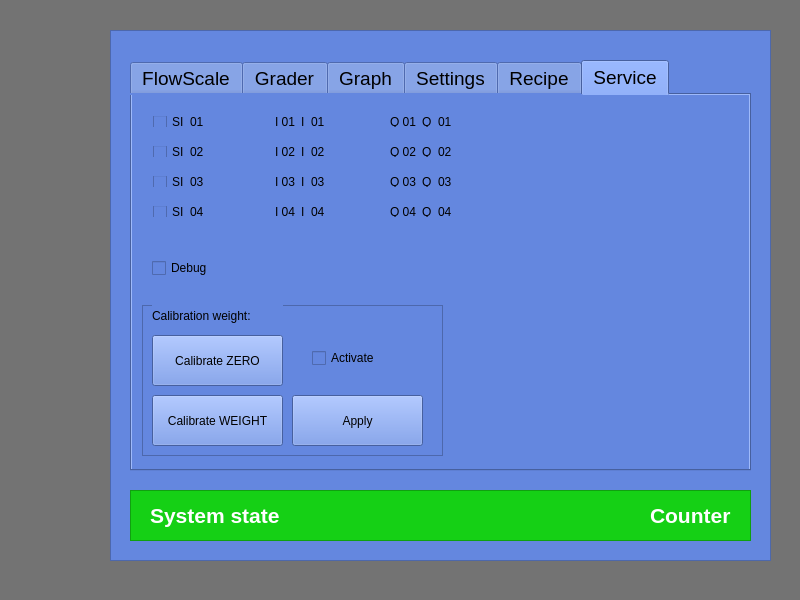
First picture: the form in flowscale/forms/mainwindow.ui, repository sigurgeirg/sandbox, before the edit.
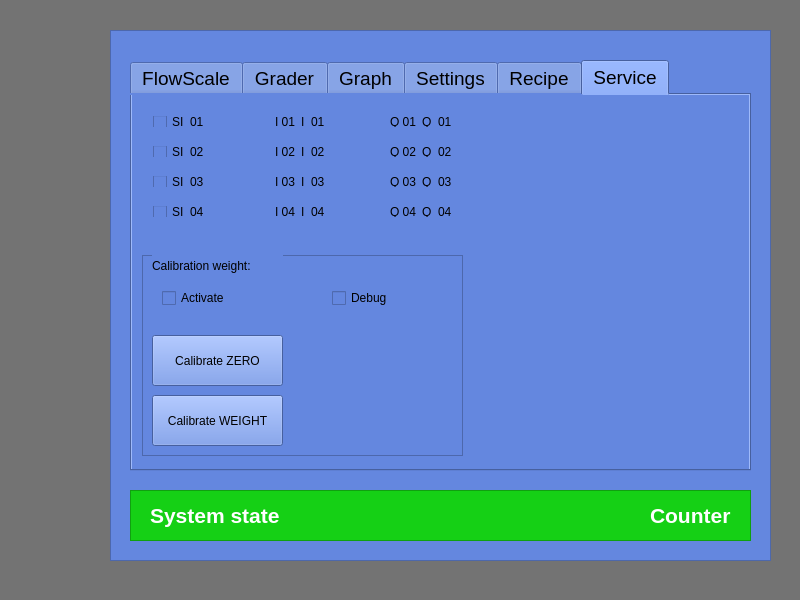
Second picture: the form after the edit. The open tabs and pages were chosen to show the change. Custom widgets are drawn as their Qt base class.

```diff
--- a/flowscale/forms/mainwindow.ui
+++ b/flowscale/forms/mainwindow.ui
@@ -170,7 +170,7 @@
       <enum>QTabWidget::Rounded</enum>
      </property>
      <property name="currentIndex">
-      <number>5</number>
+      <number>1</number>
      </property>
      <property name="iconSize">
       <size>
@@ -1607,7 +1607,7 @@
         <rect>
          <x>140</x>
          <y>20</y>
-         <width>91</width>
+         <width>111</width>
          <height>201</height>
         </rect>
        </property>
@@ -1625,7 +1625,7 @@
          <rect>
           <x>10</x>
           <y>20</y>
-          <width>71</width>
+          <width>81</width>
           <height>22</height>
          </rect>
         </property>
@@ -1644,7 +1644,7 @@
          <rect>
           <x>10</x>
           <y>50</y>
-          <width>71</width>
+          <width>81</width>
           <height>22</height>
          </rect>
         </property>
@@ -1663,7 +1663,7 @@
          <rect>
           <x>10</x>
           <y>80</y>
-          <width>71</width>
+          <width>81</width>
           <height>21</height>
          </rect>
         </property>
@@ -1682,7 +1682,7 @@
          <rect>
           <x>10</x>
           <y>110</y>
-          <width>71</width>
+          <width>81</width>
           <height>22</height>
          </rect>
         </property>
@@ -1701,7 +1701,7 @@
          <rect>
           <x>10</x>
           <y>140</y>
-          <width>71</width>
+          <width>81</width>
           <height>22</height>
          </rect>
         </property>
@@ -1720,7 +1720,7 @@
          <rect>
           <x>10</x>
           <y>170</y>
-          <width>71</width>
+          <width>81</width>
           <height>22</height>
          </rect>
         </property>
@@ -1751,9 +1751,9 @@
       <widget class="QFrame" name="FrameBufferWeight">
        <property name="geometry">
         <rect>
-         <x>230</x>
+         <x>250</x>
          <y>20</y>
-         <width>101</width>
+         <width>91</width>
          <height>201</height>
         </rect>
        </property>
@@ -1957,9 +1957,9 @@
       <widget class="QFrame" name="FrameBufferCount">
        <property name="geometry">
         <rect>
-         <x>330</x>
+         <x>340</x>
          <y>20</y>
-         <width>91</width>
+         <width>81</width>
          <height>201</height>
         </rect>
        </property>
@@ -3385,9 +3385,9 @@
        <property name="geometry">
         <rect>
          <x>10</x>
-         <y>210</y>
-         <width>301</width>
-         <height>151</height>
+         <y>160</y>
+         <width>321</width>
+         <height>201</height>
         </rect>
        </property>
        <property name="styleSheet">
@@ -3403,7 +3403,7 @@
         <property name="geometry">
          <rect>
           <x>10</x>
-          <y>30</y>
+          <y>80</y>
           <width>131</width>
           <height>51</height>
          </rect>
@@ -3422,7 +3422,7 @@
         <property name="geometry">
          <rect>
           <x>10</x>
-          <y>90</y>
+          <y>140</y>
           <width>131</width>
           <height>51</height>
          </rect>
@@ -3431,19 +3431,6 @@
          <string>Calibrate WEIGHT</string>
         </property>
        </widget>
-       <widget class="QPushButton" name="btnAPPLY">
-        <property name="geometry">
-         <rect>
-          <x>150</x>
-          <y>90</y>
-          <width>131</width>
-          <height>51</height>
-         </rect>
-        </property>
-        <property name="text">
-         <string>Apply</string>
-        </property>
-       </widget>
        <widget class="QLabel" name="label">
         <property name="geometry">
          <rect>
@@ -3460,8 +3447,8 @@
        <widget class="QCheckBox" name="chkWriteToLoadcell">
         <property name="geometry">
          <rect>
-          <x>170</x>
-          <y>40</y>
+          <x>20</x>
+          <y>30</y>
           <width>91</width>
           <height>26</height>
          </rect>
@@ -3469,13 +3456,18 @@
         <property name="text">
          <string>Activate</string>
         </property>
-       </widget>
+        <property name="iconSize">
+         <size>
+          <width>16</width>
+          <height>16</height>
+         </size>
+        </property>
       </widget>
       <widget class="QCheckBox" name="chkDebugWriteToFile">
        <property name="geometry">
         <rect>
-         <x>20</x>
-         <y>160</y>
+          <x>190</x>
+          <y>30</y>
          <width>91</width>
          <height>26</height>
         </rect>
@@ -3483,6 +3475,7 @@
        <property name="text">
         <string>Debug</string>
        </property>
+       </widget>
       </widget>
      </widget>
     </widget>
```
Lines whose indentation alone changed are shown as unchanged.
